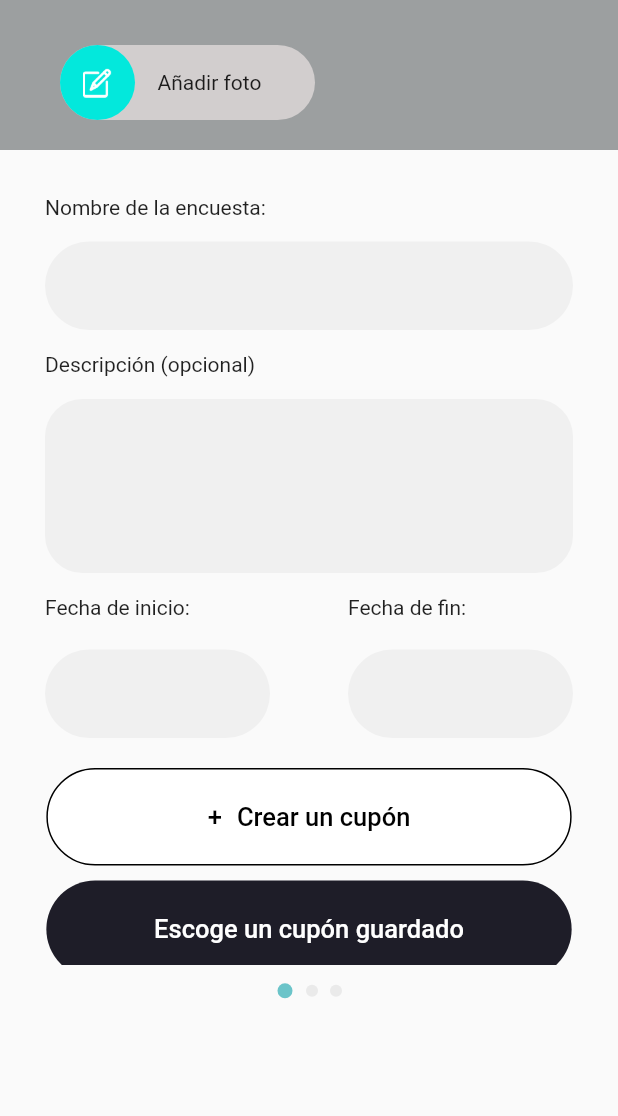
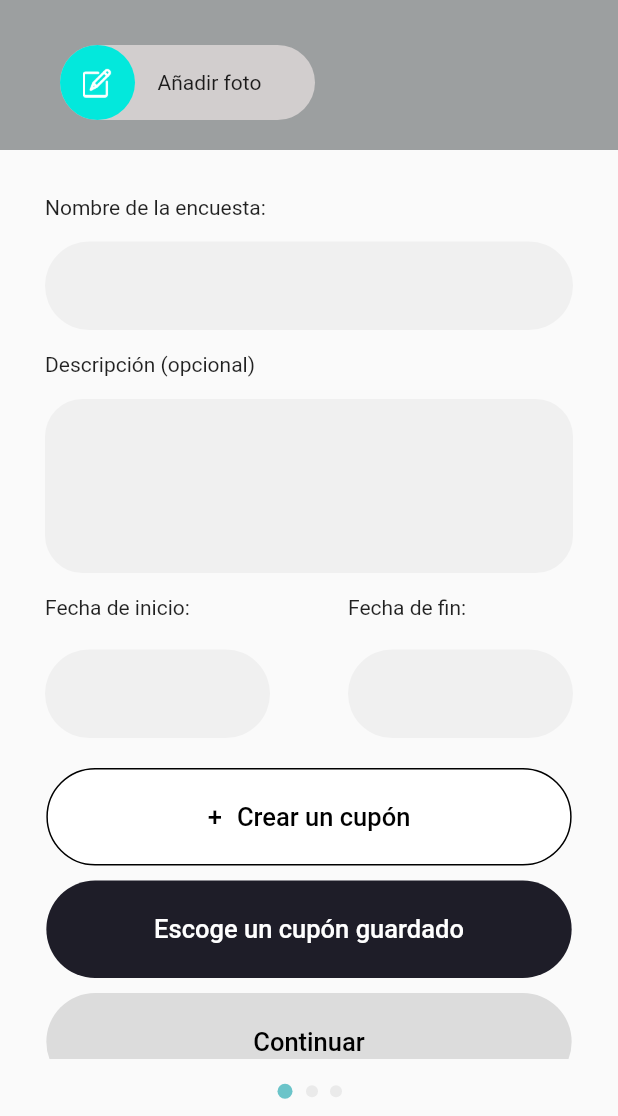
Before and after one commit to QuickySolutions/quickyshop, a Flutter app: the CreateSurveyScreen screen opened by its route, on a phone screen of 412 x 824 dp, the part 120-1236 px from its top. Run offline on Flutter 3.47's test engine with Material 2 defaults, Android fonts, the phone set to English and light mode, and no system bars; our stand-ins replace cloud_firestore, dio, firebase_auth, firebase_core, firebase_storage, flutter_dotenv and 4 more; missing offline and left inert: flutter_facebook_auth, qr_code_scanner; accounts and stored records are empty.

Commit message:
overflow fixed and stadistic

```diff
--- a/lib/main.dart
+++ b/lib/main.dart
@@ -46,7 +46,6 @@ class MyApp extends StatelessWidget {
 
   @override
   Widget build(BuildContext context) {
-    print(AppPreferences().brandId);
     return MultiProvider(
       providers: [
         ChangeNotifierProvider(create: (_) => SignUpProvider()),
--- a/lib/screens/surveys/create_survey_screen.dart
+++ b/lib/screens/surveys/create_survey_screen.dart
@@ -28,17 +28,19 @@ class CreateSurveyScreen extends StatelessWidget {
   ];
   @override
   Widget build(BuildContext context) {
+    final heightScreen = MediaQuery.of(context).size.height;
     return Scaffold(
       resizeToAvoidBottomInset: false,
       body: Consumer<SurveyProvider>(
         builder: (context, value, child) {
           return SafeArea(
             child: Container(
-              height: MediaQuery.of(context).size.height,
+              height: heightScreen,
               child: Column(
                 children: [
-                  Container(
-                    height: MediaQuery.of(context).size.height * 0.878,
+                  Expanded(
+                      child: Container(
+                    padding: EdgeInsets.only(bottom: 5),
                     child: PageView.builder(
                       controller: value.pageController,
                       onPageChanged: (int page) {
@@ -49,14 +51,14 @@ class CreateSurveyScreen extends StatelessWidget {
                         return pages[index];
                       },
                     ),
-                  ),
+                  )),
                   Container(
-                    padding: EdgeInsets.only(top: 12),
+                    height: heightScreen * 0.04,
                     child: Row(
                       mainAxisAlignment: MainAxisAlignment.center,
                       children: _buildPageIndicator(value),
                     ),
-                  ),
+                  )
                 ],
               ),
             ),
--- a/lib/utils/api.dart
+++ b/lib/utils/api.dart
@@ -9,5 +9,6 @@ class ApiUrl {
       'http://${Platform.isAndroid ? '192.168.1.24' : Platform.isIOS ? 'localhost' : ''}:8080';
 
   //static String API = dotenv.env['MODE'] == 'dev' ? _LOCAL_API : _REMOTE_API;
+
   static String API = _REMOTE_API;
 }
--- a/lib/widgets/graphs/linearProgressIndicator.dart
+++ b/lib/widgets/graphs/linearProgressIndicator.dart
@@ -15,6 +15,7 @@ class ProgressBar extends StatelessWidget {
         var x = boxConstraints.maxWidth;
         var currentOnDecimal = current / 100;
         var percent = (currentOnDecimal / 10) * x;
+
         return Stack(
           children: [
             Container(
```
Also changed, not shown: lib/screens/statistics/surveyStatistic.dart (+21 -5 lines), lib/widgets/surveys/survey_question_item.dart (+9 -2 lines), 2 other files.
